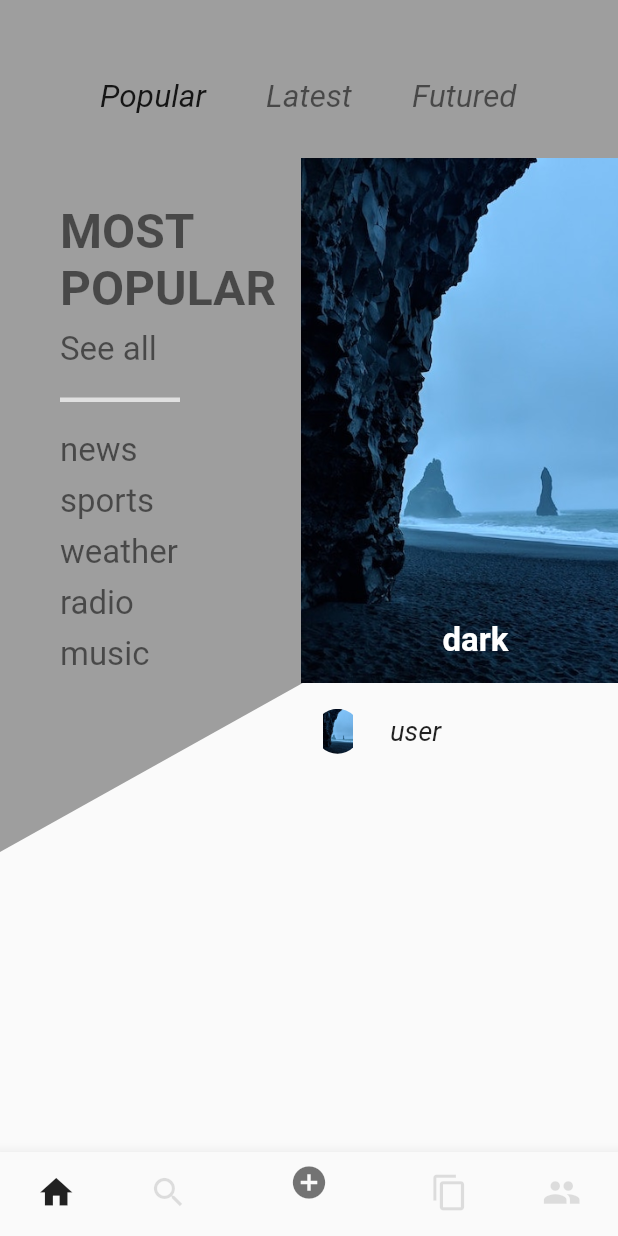
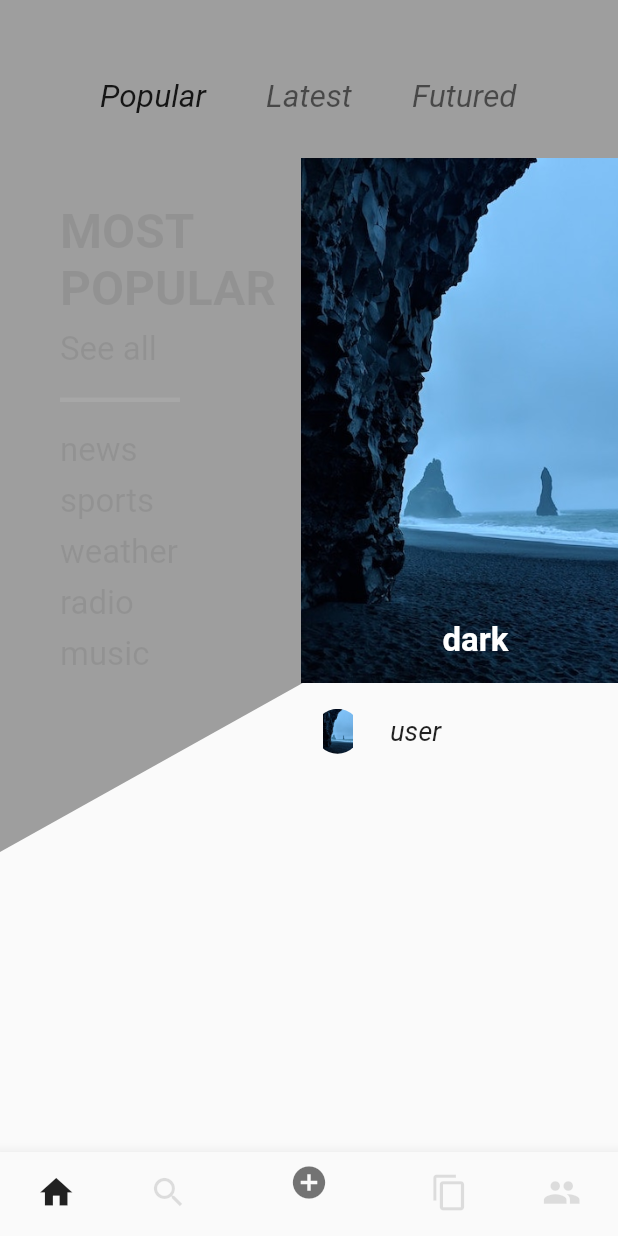
Before and after one commit to coka01/flutter_ui_challenge, a Flutter app: the first screen one second after launch, on a phone screen of 412 x 824 dp. Run offline on Flutter 3.47's test engine with Material 2 defaults, Android fonts, the phone set to English and light mode, and no system bars.

Commit message:
第二画面UI調整

```diff
--- a/lib/screen/first_screen.dart
+++ b/lib/screen/first_screen.dart
@@ -3,6 +3,7 @@ import 'package:flutter_ui_challenge/widget/first/dialogonal_clipper.dart';
 import 'package:flutter_ui_challenge/widget/first/bottom_navigation.dart';
 import 'package:flutter_ui_challenge/widget/first/header.dart';
 import 'package:flutter_ui_challenge/widget/first/news_list.dart';
+import 'package:flutter_ui_challenge/widget/first/opacity_animation.dart';
 import 'package:flutter_ui_challenge/widget/first/top_text_widget.dart';
 
 class FirstScreen extends StatefulWidget {
@@ -49,7 +50,10 @@ class _FirstScreenState extends State<FirstScreen> {
               controller: _scrollController,
               scrollDirection: Axis.horizontal,
               children: <Widget>[
-                _topTextWidget,
+                OpacityAnimation(
+                  startTime: 700,
+                  child: _topTextWidget,
+                ),
                 NewsList(),
               ],
             ),
--- a/lib/widget/first/news_item.dart
+++ b/lib/widget/first/news_item.dart
@@ -1,12 +1,14 @@
 
 import 'package:flutter/material.dart';
 import 'package:flutter_ui_challenge/screen/second_screen.dart';
+import 'package:flutter_ui_challenge/widget/first/user_area.dart';
 
 class NewsItem extends StatelessWidget {
   final String imageName;
   final String title;
   final String message;
   final String userName;
+  // TODO userモデルクラス
 
   NewsItem({Key key, @required this.imageName, @required this.title,
     @required this.message, @required this.userName}) : super(key: key);
@@ -16,7 +18,7 @@ class NewsItem extends StatelessWidget {
     return Column(
       children: <Widget>[
         _contentImageArea(context),
-        _contentUserArea(),
+        UserArea(),
       ],
     );
   }
@@ -58,30 +60,4 @@ class NewsItem extends StatelessWidget {
         ),
     );
   }
-
-  Widget _contentUserArea() {
-    return Container(
-      height: 35,
-      width: 254,
-      child: Row(
-        mainAxisAlignment: MainAxisAlignment.start,
-        children: <Widget>[
-          Container(
-            margin: EdgeInsets.symmetric(horizontal: 20.0),
-            width: 30,
-            height: 30,
-            decoration: BoxDecoration(
-              shape: BoxShape.circle,
-              image: DecorationImage(image: AssetImage(imageName),),
-            ),
-          ),
-          Text(userName,
-            style: TextStyle(fontSize: 18.0,
-              fontStyle: FontStyle.italic
-            ),
-          ),
-        ],
-      ),
-    );
-  }
 }
--- /dev/null
+++ b/lib/widget/first/opacity_animation.dart
@@ -0,0 +1,33 @@
+
+import 'package:flutter/material.dart';
+
+class OpacityAnimation extends StatefulWidget {
+  final Widget child;
+  final int startTime;
+
+  OpacityAnimation({@required this.child, @required this.startTime});
+
+  @override
+  _OpacityAnimationState createState() => _OpacityAnimationState();
+}
+
+class _OpacityAnimationState extends State<OpacityAnimation> {
+  static const animDuration = 1500;
+
+  double _opacity = 0.0;
+
+  @override
+  Widget build(BuildContext context) {
+    Future.delayed(Duration(milliseconds: widget.startTime), () {
+      setState(() {
+        _opacity = 1.0;
+      });
+    });
+
+    return AnimatedOpacity(
+      duration: const Duration(milliseconds: animDuration),
+      opacity: _opacity,
+      child: widget.child,
+    );
+  }
+}
--- /dev/null
+++ b/lib/widget/first/user_area.dart
@@ -0,0 +1,31 @@
+
+import 'package:flutter/material.dart';
+
+class UserArea extends StatelessWidget {
+  @override
+  Widget build(BuildContext context) {
+    return Container(
+      height: 35,
+      width: 254,
+      child: Row(
+        mainAxisAlignment: MainAxisAlignment.start,
+        children: <Widget>[
+          Container(
+            margin: EdgeInsets.symmetric(horizontal: 20.0),
+            width: 30,
+            height: 30,
+            decoration: BoxDecoration(
+              shape: BoxShape.circle,
+              image: DecorationImage(image: AssetImage("assets/dark.jpg"),),
+            ),
+          ),
+          Text("user",
+            style: TextStyle(fontSize: 18.0,
+                fontStyle: FontStyle.italic
+            ),
+          ),
+        ],
+      ),
+    );
+  }
+}
```
Also changed, not shown: lib/screen/second_screen.dart (+41 -26 lines).
